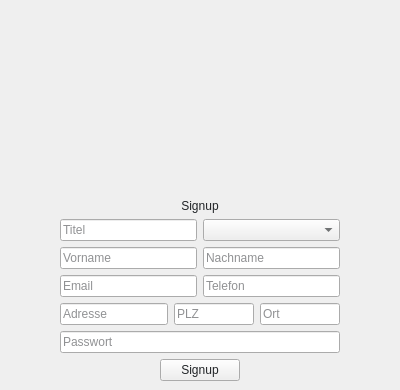
First picture: the form in HR_Managment_System_Application/auth/signup.ui, repository MehmetMertt/twentyONE_HR_System, before the edit; both pictures show x 0 to 400 and y 0 to 390 of the 400 by 600 pixel window.
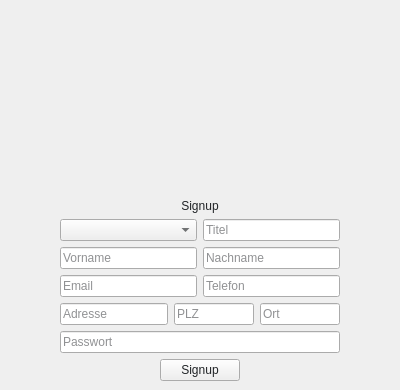
Second picture: the form after the edit.

What changed in the file:
```diff
--- a/HR_Managment_System_Application/auth/signup.ui
+++ b/HR_Managment_System_Application/auth/signup.ui
@@ -217,16 +217,6 @@
      </item>
      <item>
       <layout class="QHBoxLayout" name="horizontalLayout_5">
-       <item>
-        <widget class="QLineEdit" name="titel_input">
-         <property name="placeholderText">
-          <string>Titel</string>
-         </property>
-         <property name="input_type" stdset="0">
-          <string>text</string>
-         </property>
-        </widget>
-       </item>
        <item>
         <widget class="QComboBox" name="anrede_input">
          <property name="sizePolicy">
@@ -246,6 +236,16 @@
          </property>
         </widget>
        </item>
+       <item>
+        <widget class="QLineEdit" name="titel_input">
+         <property name="placeholderText">
+          <string>Titel</string>
+         </property>
+         <property name="input_type" stdset="0">
+          <string>text</string>
+         </property>
+        </widget>
+       </item>
       </layout>
      </item>
      <item>
```
Left out of the diff: 3 changed lines with no effect on the pictures.
